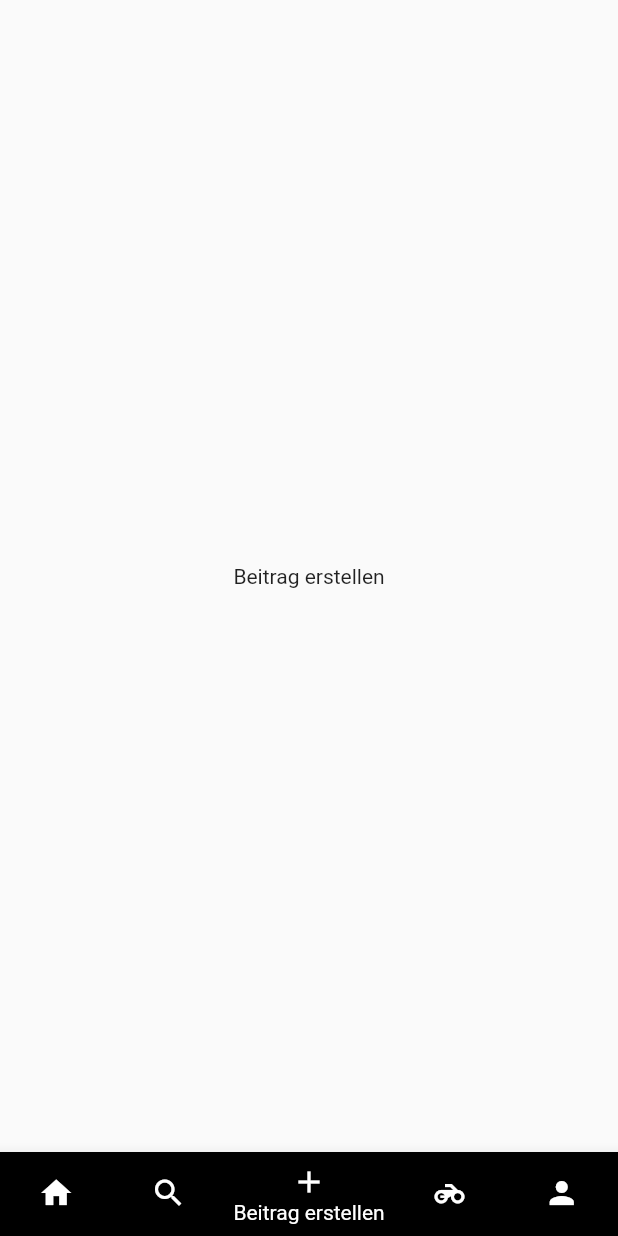
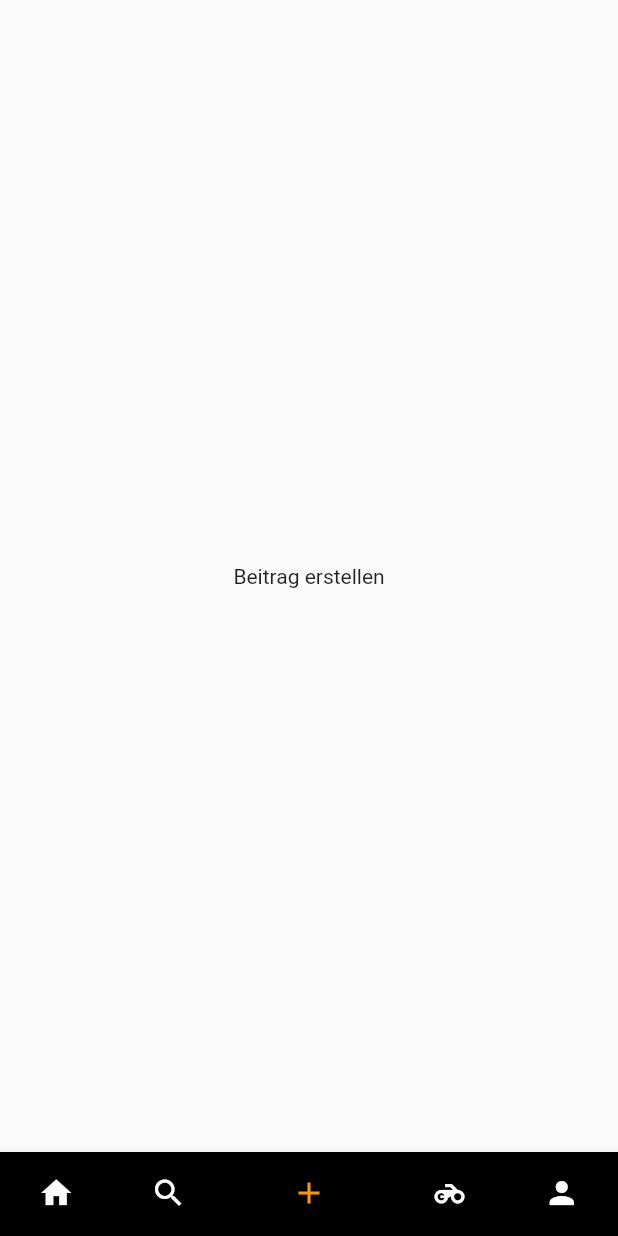
Before and after one commit to fatihbozer/ridesnbikes, a Flutter app: the screen it shows after launch, item 3 of the bottom bar chosen, on a phone screen of 412 x 824 dp. Run offline on Flutter 3.47's test engine with Material 2 defaults, Android fonts, the light colour scheme and no system bars.

Commit message:
screens einzeln

```diff
--- a/lib/main.dart
+++ b/lib/main.dart
@@ -1,4 +1,9 @@
 import 'package:flutter/material.dart';
+import 'package:rides_n_bikes/screens/homescreen.dart';
+import 'package:rides_n_bikes/screens/searchscreen.dart';
+import 'package:rides_n_bikes/screens/editscreen.dart';
+import 'package:rides_n_bikes/screens/bikescreen.dart';
+import 'package:rides_n_bikes/screens/profilescreen.dart';
 
 void main() {
   runApp(MyApp());
@@ -29,29 +34,35 @@ class _MyHomePageState extends State<MyHomePage> {
     return Scaffold(
       bottomNavigationBar: BottomNavigationBar(
         currentIndex: _selectedIndex,
+        showSelectedLabels: false,
         items: const [
           BottomNavigationBarItem(
-            icon: Icon(Icons.home),
+            icon: Icon(Icons.home, color: Colors.white),
+            activeIcon: Icon(Icons.home, color: Colors.orange),
             label: 'Home',
             backgroundColor: Colors.black,
           ),
           BottomNavigationBarItem(
-            icon: Icon(Icons.search),
+            icon: Icon(Icons.search, color: Colors.white),
+            activeIcon: Icon(Icons.search, color: Colors.orange),
             label: 'Suche',
             backgroundColor: Colors.black,
           ),
           BottomNavigationBarItem(
-            icon: Icon(Icons.add),
+            icon: Icon(Icons.add, color: Colors.white),
+            activeIcon: Icon(Icons.add, color: Colors.orange),
             label: 'Beitrag erstellen',
             backgroundColor: Colors.black,
           ),
           BottomNavigationBarItem(
-            icon: Icon(Icons.motorcycle),
+            icon: Icon(Icons.motorcycle, color: Colors.white),
+            activeIcon: Icon(Icons.motorcycle, color: Colors.orange),
             label: 'Motorrad',
             backgroundColor: Colors.black,
           ),
           BottomNavigationBarItem(
-            icon: Icon(Icons.person),
+            icon: Icon(Icons.person, color: Colors.white),
+            activeIcon: Icon(Icons.person, color: Colors.orange),
             label: 'Profil',
             backgroundColor: Colors.black,
           ),
@@ -83,58 +94,3 @@ class _MyHomePageState extends State<MyHomePage> {
     }
   }
 }
-
-class HomeScreen extends StatelessWidget {
-  @override
-  Widget build(BuildContext context) {
-    return Scaffold(
-      body: Center(
-        child: Text('Home'),
-      ),
-    );
-  }
-}
-
-class SearchScreen extends StatelessWidget {
-  @override
-  Widget build(BuildContext context) {
-    return Scaffold(
-      body: Center(
-        child: Text('Suche'),
-      ),
-    );
-  }
-}
-
-class EditScreen extends StatelessWidget {
-  @override
-  Widget build(BuildContext context) {
-    return Scaffold(
-      body: Center(
-        child: Text('Beitrag erstellen'),
-      ),
-    );
-  }
-}
-
-class MotorcycleScreen extends StatelessWidget {
-  @override
-  Widget build(BuildContext context) {
-    return Scaffold(
-      body: Center(
-        child: Text('Motorrad'),
-      ),
-    );
-  }
-}
-
-class ProfileScreen extends StatelessWidget {
-  @override
-  Widget build(BuildContext context) {
-    return Scaffold(
-      body: Center(
-        child: Text('Profil'),
-      ),
-    );
-  }
-}
--- /dev/null
+++ b/lib/screens/editscreen.dart
@@ -0,0 +1,12 @@
+import 'package:flutter/material.dart';
+
+class EditScreen extends StatelessWidget {
+  @override
+  Widget build(BuildContext context) {
+    return Scaffold(
+      body: Center(
+        child: Text('Beitrag erstellen'),
+      ),
+    );
+  }
+}
```
Also changed, not shown: lib/screens/bikescreen.dart (added, +12 -0 lines), lib/screens/homescreen.dart (added, +12 -0 lines), lib/screens/profilescreen.dart (added, +12 -0 lines), lib/screens/searchscreen.dart (added, +12 -0 lines).
